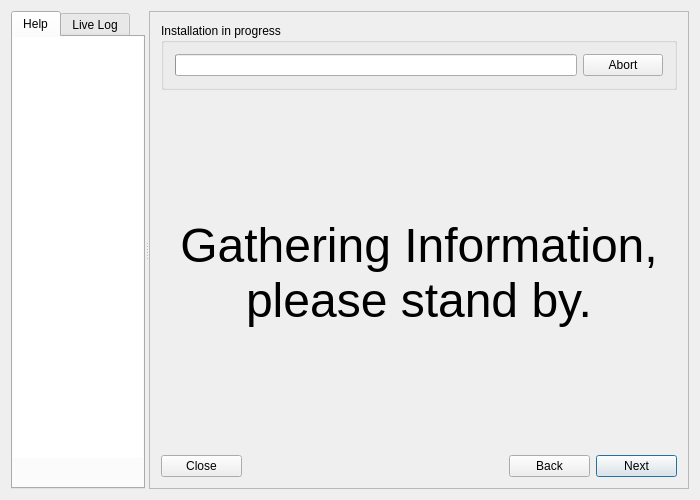
Old version of the form meinstall.ui in the repository gazelle-installer/gazelle-installer.
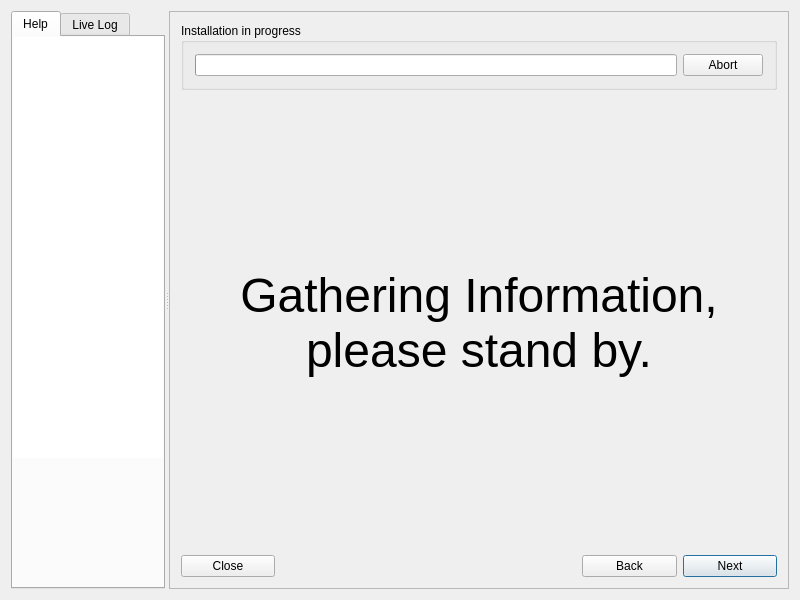
New version of the form. Icons and pictures are not drawn. Custom widgets are drawn as their Qt base class.

Commit message: Increase default window size.

Diff of the .ui file:
```diff
--- a/meinstall.ui
+++ b/meinstall.ui
@@ -6,8 +6,8 @@
    <rect>
     <x>0</x>
     <y>0</y>
-    <width>700</width>
-    <height>500</height>
+    <width>800</width>
+    <height>600</height>
    </rect>
   </property>
   <property name="sizePolicy">
```
